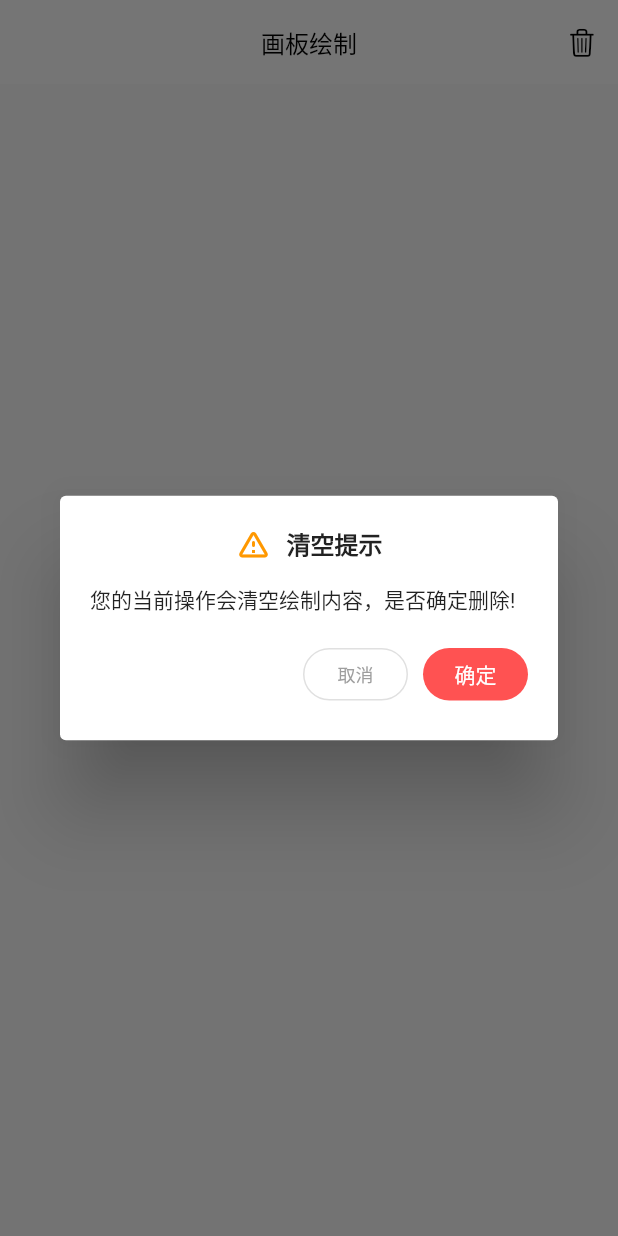
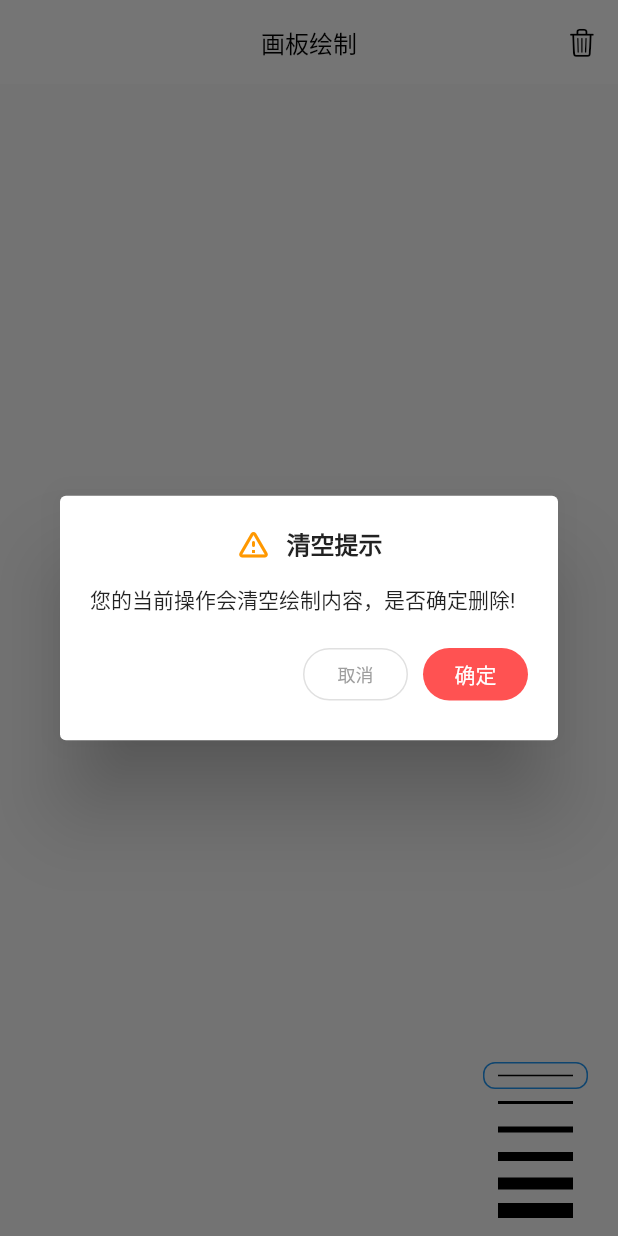
Before and after one commit to toly1994328/flutter_first_station, a Flutter app: the screen it shows after launch, after a tap on an icon or button, on a phone screen of 412 x 824 dp. Run offline on Flutter 3.47's test engine with Material 2 defaults, Android fonts, the phone set to English and light mode, and no system bars; missing offline and left inert: flame_audio.

Commit message:
选择线条粗细

```diff
--- a/lib/paper/paper.dart
+++ b/lib/paper/paper.dart
@@ -6,6 +6,7 @@ import 'package:flutter_first_station/paper/conform_dialog.dart';
 
 import 'model.dart';
 import 'paper_app_bar.dart';
+import 'stork_width_selector.dart';
 
 class Paper extends StatefulWidget {
   const Paper({Key? key}) : super(key: key);
@@ -22,14 +23,18 @@ class _PaperState extends State<Paper> {
 
   // 支持的颜色
   final List<Color> supportColors = [
-    Colors.black, Colors.red, Colors.orange,
-    Colors.yellow, Colors.green, Colors.blue,
-    Colors.indigo, Colors.purple,
+    Colors.black,
+    Colors.red,
+    Colors.orange,
+    Colors.yellow,
+    Colors.green,
+    Colors.blue,
+    Colors.indigo,
+    Colors.purple,
   ];
 
   // 支持的线粗
-  final List<double> supportStorkWidths = [1,2, 4, 6, 8, 10];
-
+  final List<double> supportStorkWidths = [1, 2, 4, 6, 8, 10];
 
   @override
   Widget build(BuildContext context) {
@@ -37,15 +42,26 @@ class _PaperState extends State<Paper> {
       appBar: PaperAppBar(
         onClear: _showClearDialog,
       ),
-      body: GestureDetector(
+      body: Stack(
+        children: [
+          GestureDetector(
             onPanStart: _onPanStart,
             onPanUpdate: _onPanUpdate,
             child: CustomPaint(
-          painter: PaperPainter(
-            lines: _lines
-          ),
+              painter: PaperPainter(lines: _lines),
               child: ConstrainedBox(constraints: const BoxConstraints.expand()),
             ),
+          ),
+          Positioned(
+              bottom: 0,
+              right: 10,
+              child: StorkWidthSelector(
+                supportStorkWidths: supportStorkWidths,
+                color: Colors.black,
+                activeIndex: _activeStorkWidthIndex,
+                onSelect: _onSelectStorkWidth,
+              )),
+        ],
       ),
     );
   }
@@ -62,23 +78,30 @@ class _PaperState extends State<Paper> {
             ));
   }
 
-  void _clear(){
+  void _clear() {
     _lines.clear();
     Navigator.of(context).pop();
-    setState(() {
-
-    });
+    setState(() {});
   }
 
   void _onPanStart(DragStartDetails details) {
-    _lines.add(Line(points: [details.localPosition],));
+    _lines.add(Line(
+      points: [details.localPosition],
+      strokeWidth: supportStorkWidths[_activeStorkWidthIndex],
+    ));
   }
 
   void _onPanUpdate(DragUpdateDetails details) {
     _lines.last.points.add(details.localPosition);
+    setState(() {});
+  }
+
+  void _onSelectStorkWidth(int index) {
+    if (index != _activeStorkWidthIndex) {
       setState(() {
-
+        _activeStorkWidthIndex = index;
       });
+    }
   }
 }
 
--- /dev/null
+++ b/lib/paper/stork_width_selector.dart
@@ -0,0 +1,50 @@
+import 'package:flutter/material.dart';
+
+class StorkWidthSelector extends StatelessWidget {
+  final List<double> supportStorkWidths;
+  final ValueChanged<int> onSelect;
+  final int activeIndex;
+  final Color color;
+
+  const StorkWidthSelector({
+    Key? key,
+    required this.supportStorkWidths,
+    required this.activeIndex,
+    required this.onSelect,
+    required this.color,
+  }) : super(key: key);
+
+  @override
+  Widget build(BuildContext context) {
+    return Padding(
+      padding: const EdgeInsets.symmetric(horizontal: 8.0, vertical: 8),
+      child: Column(
+          crossAxisAlignment: CrossAxisAlignment.end,
+          children: List.generate(
+            supportStorkWidths.length,
+            _buildByIndex,
+          )),
+    );
+  }
+
+  Widget _buildByIndex(int index) {
+    bool select = index == activeIndex;
+    return GestureDetector(
+      onTap: () => onSelect(index),
+      child: Container(
+        margin: const EdgeInsets.symmetric(horizontal: 2),
+        width: 70,
+        height: 18,
+        alignment: Alignment.center,
+        decoration: BoxDecoration(
+            borderRadius: BorderRadius.circular(8),
+            border: select ? Border.all(color: Colors.blue) : null),
+        child: Container(
+          width: 50,
+          color: color,
+          height: supportStorkWidths[index],
+        ),
+      ),
+    );
+  }
+}
```
Lines whose indentation alone changed are shown as unchanged.
